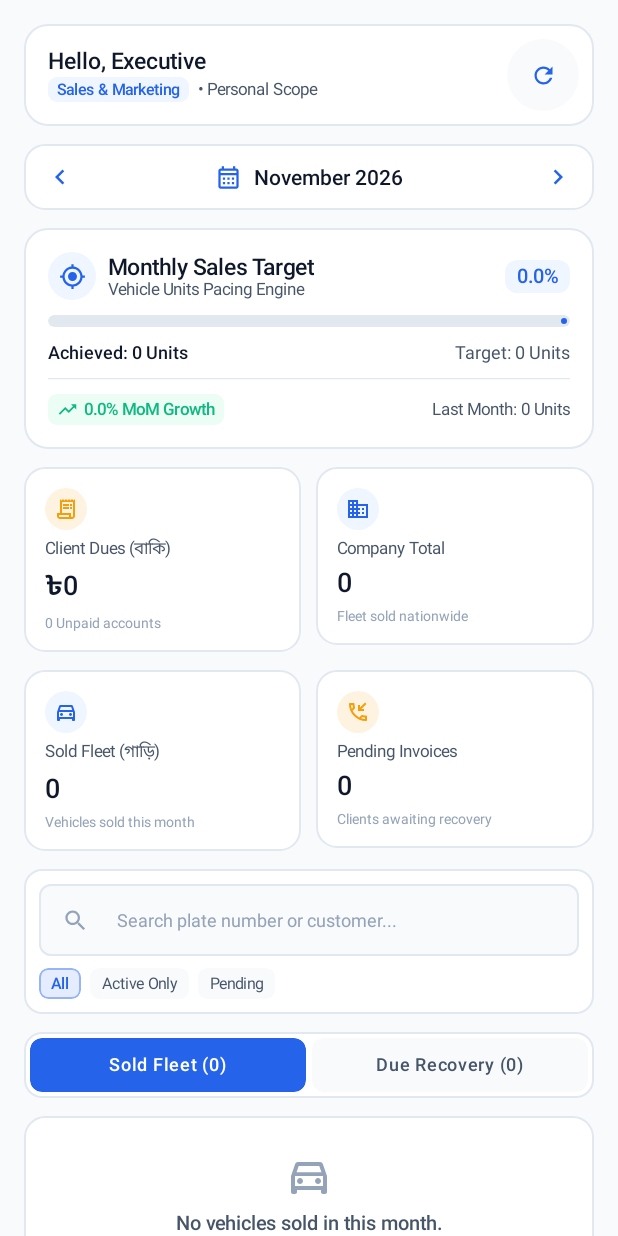
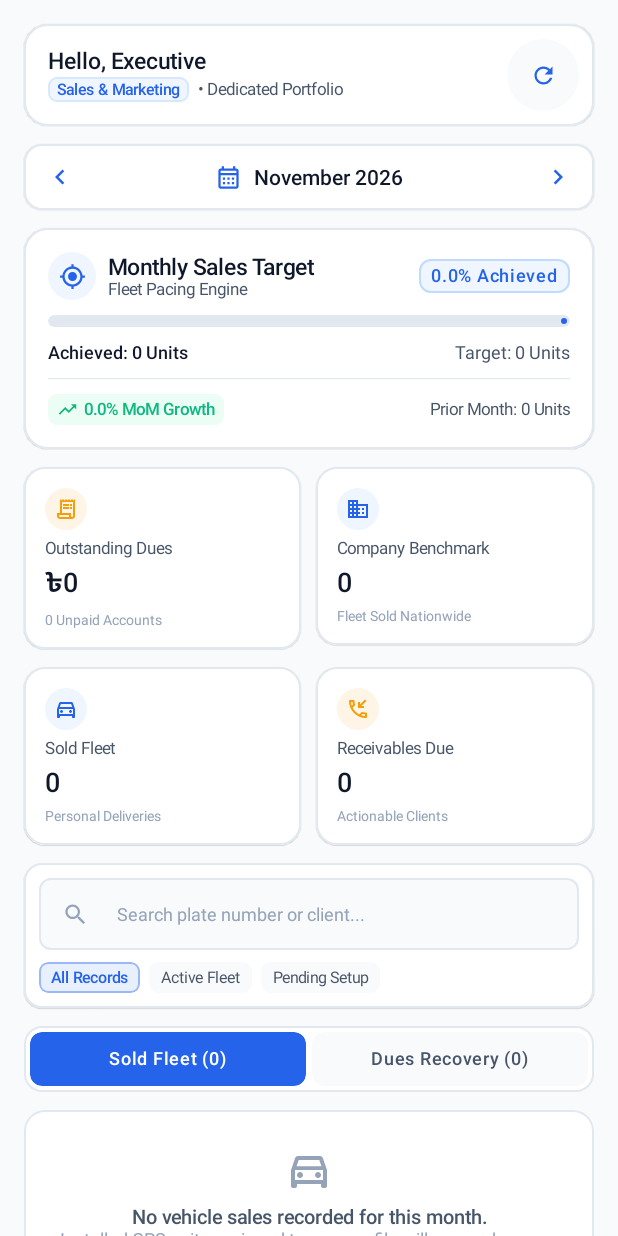
Before and after one commit to logicalfahim/mtrack-erp-app, an Android app built with Jetpack Compose: the composable SellerDashboardScreen shown on its own in the app's theme, on a phone screen of 412 x 824 dp. Run offline under Robolectric (Android 15) with nearby library versions, the phone set to English and light mode, and no system bars.

Commit message:
feat(ui): update sales screen to enterprise light mode with English terminology

```diff
--- a/app/src/main/java/com/mtrack/installer/ui/screens/SellerDashboardScreen.kt
+++ b/app/src/main/java/com/mtrack/installer/ui/screens/SellerDashboardScreen.kt
@@ -45,20 +45,20 @@ fun SellerDashboardScreen(
     val salesData = state.dashboardData?.salesDepartment
     val user = state.userProfile
 
-    // Tab state: 0 = Sold Fleet, 1 = Client Dues List
+    // Tab state: 0 = Sold Fleet, 1 = Dues Recovery
     var selectedTab by remember { mutableIntStateOf(0) }
 
-    // Instant Search query state for high-volume data optimization
+    // High-performance instant search state
     var searchQuery by remember { mutableStateOf("") }
 
-    // Filter pill state (0 = All, 1 = Active/High, 2 = Pending)
+    // Segmented filter pill state (0 = All, 1 = Active/High, 2 = Pending/Standard)
     var filterType by remember { mutableIntStateOf(0) }
 
-    // Current month string from API or fallback
+    // Selected month string from state
     val activeMonth = salesData?.month ?: SimpleDateFormat("yyyy-MM", Locale.US).format(Date())
 
     // -------------------------------------------------------------
-    // MEMOIZED HIGH-PERFORMANCE DATA FILTERING
+    // MEMOIZED ENTERPRISE DATA FILTERING PIPELINE
     // -------------------------------------------------------------
     val vehiclesList = salesData?.soldVehiclesList ?: emptyList()
     val duesList = salesData?.clientDuesList ?: emptyList()
@@ -91,8 +91,8 @@ fun SellerDashboardScreen(
                     d.invoiceNo.lowercase().contains(q)
 
             val matchFilter = when (filterType) {
-                1 -> d.dueAmount >= 5000.0 // High due
-                2 -> d.dueAmount < 5000.0  // Regular due
+                1 -> d.dueAmount >= 5000.0 // High priority due
+                2 -> d.dueAmount < 5000.0  // Standard due
                 else -> true
             }
             matchQuery && matchFilter
@@ -107,14 +107,14 @@ fun SellerDashboardScreen(
         verticalArrangement = Arrangement.spacedBy(12.dp),
         contentPadding = PaddingValues(top = 16.dp, bottom = 32.dp)
     ) {
-        // 1. Header Profile & Role Identity
+        // 1. Executive Identity Card
         item(key = "header_profile", contentType = "header") {
             Card(
                 modifier = Modifier.fillMaxWidth(),
                 shape = RoundedCornerShape(16.dp),
                 colors = CardDefaults.cardColors(containerColor = CardBackground),
                 border = CardDefaults.outlinedCardBorder().copy(brush = androidx.compose.ui.graphics.SolidColor(BorderSubtle)),
-                elevation = CardDefaults.cardElevation(defaultElevation = 0.dp)
+                elevation = CardDefaults.cardElevation(defaultElevation = 0.5.dp)
             ) {
                 Row(
                     modifier = Modifier
@@ -138,7 +138,8 @@ fun SellerDashboardScreen(
                         ) {
                             Surface(
                                 color = BrandBlueLight,
-                                shape = RoundedCornerShape(6.dp)
+                                shape = RoundedCornerShape(6.dp),
+                                border = CardDefaults.outlinedCardBorder().copy(brush = androidx.compose.ui.graphics.SolidColor(BrandBlueBorder.copy(alpha = 0.5f)))
                             ) {
                                 Text(
                                     text = user?.designation ?: "Sales & Marketing",
@@ -151,7 +152,7 @@ fun SellerDashboardScreen(
                                 )
                             }
                             Text(
-                                text = "• Personal Scope",
+                                text = "• Dedicated Portfolio",
                                 style = MaterialTheme.typography.labelSmall.copy(color = TextSecondary)
                             )
                         }
@@ -167,21 +168,21 @@ fun SellerDashboardScreen(
                         if (state.isLoading) {
                             CircularProgressIndicator(modifier = Modifier.size(16.dp), strokeWidth = 2.dp, color = BrandBluePrimary)
                         } else {
-                            Icon(imageVector = Icons.Outlined.Refresh, contentDescription = "Refresh", tint = BrandBluePrimary, modifier = Modifier.size(18.dp))
+                            Icon(imageVector = Icons.Outlined.Refresh, contentDescription = "Sync", tint = BrandBluePrimary, modifier = Modifier.size(18.dp))
                         }
                     }
                 }
             }
         }
 
-        // 2. Interactive Month Navigator Bar
+        // 2. Month Navigator Bar
         item(key = "month_navigator", contentType = "nav") {
             Card(
                 modifier = Modifier.fillMaxWidth(),
-                shape = RoundedCornerShape(14.dp),
+                shape = RoundedCornerShape(12.dp),
                 colors = CardDefaults.cardColors(containerColor = CardBackground),
                 border = CardDefaults.outlinedCardBorder().copy(brush = androidx.compose.ui.graphics.SolidColor(BorderSubtle)),
-                elevation = CardDefaults.cardElevation(defaultElevation = 0.dp)
+                elevation = CardDefaults.cardElevation(defaultElevation = 0.5.dp)
             ) {
                 Row(
                     modifier = Modifier
@@ -197,7 +198,7 @@ fun SellerDashboardScreen(
                         },
                         modifier = Modifier.size(32.dp)
                     ) {
-                        Icon(imageVector = Icons.Outlined.ChevronLeft, contentDescription = "Prev", tint = BrandBluePrimary, modifier = Modifier.size(20.dp))
+                        Icon(imageVector = Icons.Outlined.ChevronLeft, contentDescription = "Previous Month", tint = BrandBluePrimary, modifier = Modifier.size(20.dp))
                     }
 
                     Row(
@@ -222,7 +223,7 @@ fun SellerDashboardScreen(
                         },
                         modifier = Modifier.size(32.dp)
                     ) {
-                        Icon(imageVector = Icons.Outlined.ChevronRight, contentDescription = "Next", tint = BrandBluePrimary, modifier = Modifier.size(20.dp))
+                        Icon(imageVector = Icons.Outlined.ChevronRight, contentDescription = "Next Month", tint = BrandBluePrimary, modifier = Modifier.size(20.dp))
                     }
                 }
             }
@@ -235,7 +236,7 @@ fun SellerDashboardScreen(
                 shape = RoundedCornerShape(16.dp),
                 colors = CardDefaults.cardColors(containerColor = CardBackground),
                 border = CardDefaults.outlinedCardBorder().copy(brush = androidx.compose.ui.graphics.SolidColor(BorderSubtle)),
-                elevation = CardDefaults.cardElevation(defaultElevation = 0.dp)
+                elevation = CardDefaults.cardElevation(defaultElevation = 0.5.dp)
             ) {
                 Column(
                     modifier = Modifier.padding(16.dp),
@@ -262,7 +263,7 @@ fun SellerDashboardScreen(
                                     style = MaterialTheme.typography.titleMedium.copy(fontWeight = FontWeight.SemiBold, color = TextPrimary)
                                 )
                                 Text(
-                                    text = "Vehicle Units Pacing Engine",
+                                    text = "Fleet Pacing Engine",
                                     style = MaterialTheme.typography.labelSmall.copy(color = TextSecondary)
                                 )
                             }
@@ -270,12 +271,17 @@ fun SellerDashboardScreen(
 
                         Surface(
                             color = if ((salesData?.progressPercentage ?: 0f) >= 100f) EmeraldBg else BrandBlueLight,
-                            shape = RoundedCornerShape(8.dp)
+                            shape = RoundedCornerShape(8.dp),
+                            border = CardDefaults.outlinedCardBorder().copy(
+                                brush = androidx.compose.ui.graphics.SolidColor(
+                                    if ((salesData?.progressPercentage ?: 0f) >= 100f) EmeraldSuccess.copy(alpha = 0.3f) else BrandBlueBorder
+                                )
+                            )
                         ) {
                             Text(
-                                text = "${salesData?.progressPercentage ?: 0f}%",
+                                text = "${salesData?.progressPercentage ?: 0f}% Achieved",
                                 modifier = Modifier.padding(horizontal = 8.dp, vertical = 3.dp),
-                                style = MaterialTheme.typography.labelLarge.copy(
+                                style = MaterialTheme.typography.labelMedium.copy(
                                     color = if ((salesData?.progressPercentage ?: 0f) >= 100f) EmeraldSuccess else BrandBluePrimary,
                                     fontWeight = FontWeight.SemiBold
                                 )
@@ -312,7 +318,7 @@ fun SellerDashboardScreen(
 
                     HorizontalDivider(color = BorderSubtle, thickness = 0.8.dp)
 
-                    // MoM Growth Comparison Indicator
+                    // Month-over-Month Growth Indicator
                     val growth = salesData?.growthRate ?: 0f
                     val lastAchieved = salesData?.lastMonthAchieved ?: 0
                     Row(
@@ -321,7 +327,7 @@ fun SellerDashboardScreen(
                         verticalAlignment = Alignment.CenterVertically
                     ) {
                         val isPositive = growth >= 0f
-                        val badgeBg = if (isPositive) EmeraldBg else AmberWarning.copy(alpha = 0.12f)
+                        val badgeBg = if (isPositive) EmeraldBg else AmberWarning.copy(alpha = 0.1f)
                         val badgeColor = if (isPositive) EmeraldSuccess else AmberWarning
                         val icon = if (isPositive) Icons.Outlined.TrendingUp else Icons.Outlined.TrendingDown
 
@@ -347,7 +353,7 @@ fun SellerDashboardScreen(
                         }
 
                         Text(
-                            text = "Last Month: $lastAchieved Units",
+                            text = "Prior Month: $lastAchieved Units",
                             style = MaterialTheme.typography.labelSmall.copy(color = TextSecondary, fontSize = 11.sp)
                         )
                     }
@@ -355,31 +361,31 @@ fun SellerDashboardScreen(
             }
         }
 
-        // 4. Core Sales Performance Pillars (Client Dues & Company Sales)
+        // 4. Executive KPI Grid (Row 1: Outstanding Dues & Company Sales)
         item(key = "kpi_row_1", contentType = "kpi_row") {
             Row(
                 modifier = Modifier.fillMaxWidth(),
                 horizontalArrangement = Arrangement.spacedBy(10.dp)
             ) {
-                // Client Due Amount (বাকি)
+                // Outstanding Client Dues
                 KpiMetricCard(
                     modifier = Modifier
                         .weight(1f)
                         .clickable { selectedTab = 1 },
-                    title = "Client Dues (বাকি)",
+                    title = "Outstanding Dues",
                     value = "৳${numberFormatShort(salesData?.totalDueAmount ?: 0.0)}",
-                    subtitle = "${salesData?.clientDuesCount ?: 0} Unpaid accounts",
+                    subtitle = "${salesData?.clientDuesCount ?: 0} Unpaid Accounts",
                     icon = Icons.Outlined.ReceiptLong,
                     iconTint = AmberWarning,
-                    iconBg = AmberWarning.copy(alpha = 0.12f)
+                    iconBg = AmberWarning.copy(alpha = 0.1f)
                 )
 
-                // Company Total Sales (কোম্পানির মোট সেল)
+                // Company Total Sales Benchmark
                 KpiMetricCard(
                     modifier = Modifier.weight(1f),
-                    title = "Company Total",
+                    title = "Company Benchmark",
                     value = "${salesData?.companyTotalSales ?: 0}",
-                    subtitle = "Fleet sold nationwide",
+                    subtitle = "Fleet Sold Nationwide",
                     icon = Icons.Outlined.Domain,
                     iconTint = BrandBluePrimary,
                     iconBg = BrandBlueLight
@@ -387,7 +393,7 @@ fun SellerDashboardScreen(
             }
         }
 
-        // 5. Volume Counter Row (Sold Fleet Count vs Pending Dues)
+        // 5. Volume Metrics (Row 2: Personal Sold Fleet & Pending Recovery Invoices)
         item(key = "kpi_row_2", contentType = "kpi_row") {
             Row(
                 modifier = Modifier.fillMaxWidth(),
@@ -398,25 +404,25 @@ fun SellerDashboardScreen(
                     modifier = Modifier
                         .weight(1f)
                         .clickable { selectedTab = 0 },
-                    title = "Sold Fleet (গাড়ি)",
+                    title = "Sold Fleet",
                     value = "${salesData?.soldVehiclesCount ?: 0}",
-                    subtitle = "Vehicles sold this month",
+                    subtitle = "Personal Deliveries",
                     icon = Icons.Outlined.DirectionsCar,
                     iconTint = BrandBluePrimary,
                     iconBg = BrandBlueLight
                 )
 
-                // Pending Dues Count
+                // Pending Due Invoices Count
                 KpiMetricCard(
                     modifier = Modifier
                         .weight(1f)
                         .clickable { selectedTab = 1 },
-                    title = "Pending Invoices",
+                    title = "Receivables Due",
                     value = "${salesData?.clientDuesCount ?: 0}",
-                    subtitle = "Clients awaiting recovery",
+                    subtitle = "Actionable Clients",
                     icon = Icons.Outlined.PhoneCallback,
                     iconTint = AmberWarning,
-                    iconBg = AmberWarning.copy(alpha = 0.12f)
+                    iconBg = AmberWarning.copy(alpha = 0.1f)
                 )
             }
         }
@@ -427,7 +433,8 @@ fun SellerDashboardScreen(
                 modifier = Modifier.fillMaxWidth(),
                 shape = RoundedCornerShape(12.dp),
                 colors = CardDefaults.cardColors(containerColor = CardBackground),
-                border = CardDefaults.outlinedCardBorder().copy(brush = androidx.compose.ui.graphics.SolidColor(BorderSubtle))
+                border = CardDefaults.outlinedCardBorder().copy(brush = androidx.compose.ui.graphics.SolidColor(BorderSubtle)),
+                elevation = CardDefaults.cardElevation(defaultElevation = 0.5.dp)
             ) {
                 Column(modifier = Modifier.padding(10.dp), verticalArrangement = Arrangement.spacedBy(8.dp)) {
                     // Search Text Field
@@ -439,7 +446,7 @@ fun SellerDashboardScreen(
                             .height(48.dp),
                         placeholder = {
                             Text(
-                                text = if (selectedTab == 0) "Search plate number or customer..." else "Search due invoice or phone...",
+                                text = if (selectedTab == 0) "Search plate number or client..." else "Search due invoice or phone...",
                                 style = MaterialTheme.typography.bodySmall.copy(color = TextMuted, fontSize = 12.sp)
                             )
                         },
@@ -465,25 +472,25 @@ fun SellerDashboardScreen(
                         keyboardActions = KeyboardActions(onSearch = { focusManager.clearFocus() })
                     )
 
-                    // Filter Pills
+                    // Quick Filter Pills
                     Row(
                         modifier = Modifier.fillMaxWidth(),
                         horizontalArrangement = Arrangement.spacedBy(6.dp)
                     ) {
-                        FilterPill(title = "All", isSelected = filterType == 0, onClick = { filterType = 0 })
+                        FilterPill(title = "All Records", isSelected = filterType == 0, onClick = { filterType = 0 })
                         if (selectedTab == 0) {
-                            FilterPill(title = "Active Only", isSelected = filterType == 1, onClick = { filterType = 1 })
-                            FilterPill(title = "Pending", isSelected = filterType == 2, onClick = { filterType = 2 })
+                            FilterPill(title = "Active Fleet", isSelected = filterType == 1, onClick = { filterType = 1 })
+                            FilterPill(title = "Pending Setup", isSelected = filterType == 2, onClick = { filterType = 2 })
                         } else {
                             FilterPill(title = "High Dues (>৳5k)", isSelected = filterType == 1, onClick = { filterType = 1 })
-                            FilterPill(title = "Regular Dues", isSelected = filterType == 2, onClick = { filterType = 2 })
+                            FilterPill(title = "Standard Dues", isSelected = filterType == 2, onClick = { filterType = 2 })
                         }
                     }
                 }
             }
         }
 
-        // 7. Segmented Tab Control (Sold Fleet vs Due Recovery)
+        // 7. Segmented Tab Bar (Sold Fleet vs Dues Recovery)
         item(key = "tab_bar", contentType = "tab_control") {
             Surface(
                 modifier = Modifier.fillMaxWidth(),
@@ -509,7 +516,7 @@ fun SellerDashboardScreen(
 
                     TabPillButton(
                         modifier = Modifier.weight(1f),
-                        title = "Due Recovery (${filteredDues.size})",
+                        title = "Dues Recovery (${filteredDues.size})",
                         isSelected = selectedTab == 1,
                         onClick = {
                             selectedTab = 1
@@ -520,14 +527,14 @@ fun SellerDashboardScreen(
             }
         }
 
-        // 8. Dynamic List Section (Virtualized Lazy Items)
+        // 8. Virtualized Dynamic Lists
         if (selectedTab == 0) {
             // TAB 0: Sold Vehicles Fleet
             if (filteredVehicles.isEmpty()) {
                 item(key = "empty_fleet") {
                     EmptyStateCard(
-                        title = if (searchQuery.isNotEmpty()) "No vehicles match '$searchQuery'" else "No vehicles sold in this month.",
-                        subtitle = "When you sell a GPS tracker, the fleet unit will appear here instantly."
+                        title = if (searchQuery.isNotEmpty()) "No vehicles match '$searchQuery'" else "No vehicle sales recorded for this month.",
+                        subtitle = "Installed GPS units assigned to your profile will appear here automatically."
                     )
                 }
             } else {
@@ -544,8 +551,8 @@ fun SellerDashboardScreen(
             if (filteredDues.isEmpty()) {
                 item(key = "empty_dues") {
                     EmptyStateCard(
-                        title = if (searchQuery.isNotEmpty()) "No due records match '$searchQuery'" else "All client dues are fully recovered!",
-                        subtitle = "No outstanding invoices remain unpaid for your sold devices."
+                        title = if (searchQuery.isNotEmpty()) "No due invoices match '$searchQuery'" else "All client dues are fully settled!",
+                        subtitle = "There are no outstanding invoices for devices in your account."
                     )
                 }
             } else {
@@ -571,7 +578,7 @@ private fun FilterPill(
         modifier = Modifier
             .clip(RoundedCornerShape(6.dp))
             .clickable(onClick = onClick),
-        color = if (isSelected) BrandBluePrimary.copy(alpha = 0.12f) else SurfaceBackground,
+        color = if (isSelected) BrandBluePrimary.copy(alpha = 0.1f) else SurfaceBackground,
         shape = RoundedCornerShape(6.dp),
         border = if (isSelected) CardDefaults.outlinedCardBorder().copy(brush = androidx.compose.ui.graphics.SolidColor(BrandBluePrimary.copy(alpha = 0.4f))) else null
     ) {
@@ -632,7 +639,7 @@ private fun KpiMetricCard(
         shape = RoundedCornerShape(14.dp),
         colors = CardDefaults.cardColors(containerColor = CardBackground),
         border = CardDefaults.outlinedCardBorder().copy(brush = androidx.compose.ui.graphics.SolidColor(BorderSubtle)),
-        elevation = CardDefaults.cardElevation(defaultElevation = 0.dp)
+        elevation = CardDefaults.cardElevation(defaultElevation = 0.5.dp)
     ) {
         Column(
             modifier = Modifier.padding(14.dp),
@@ -676,7 +683,8 @@ private fun EmptyStateCard(
         modifier = Modifier.fillMaxWidth(),
         shape = RoundedCornerShape(14.dp),
         colors = CardDefaults.cardColors(containerColor = CardBackground),
-        border = CardDefaults.outlinedCardBorder().copy(brush = androidx.compose.ui.graphics.SolidColor(BorderSubtle))
+        border = CardDefaults.outlinedCardBorder().copy(brush = androidx.compose.ui.graphics.SolidColor(BorderSubtle)),
+        elevation = CardDefaults.cardElevation(defaultElevation = 0.dp)
     ) {
         Column(
             modifier = Modifier
@@ -708,7 +716,7 @@ private fun SoldVehicleRowItem(
         shape = RoundedCornerShape(12.dp),
         colors = CardDefaults.cardColors(containerColor = CardBackground),
         border = CardDefaults.outlinedCardBorder().copy(brush = androidx.compose.ui.graphics.SolidColor(BorderSubtle)),
-        elevation = CardDefaults.cardElevation(defaultElevation = 0.dp)
+        elevation = CardDefaults.cardElevation(defaultElevation = 0.5.dp)
     ) {
         Column(
             modifier = Modifier.padding(14.dp),
@@ -738,7 +746,7 @@ private fun SoldVehicleRowItem(
 
                 val isAct = vehicle.status?.lowercase() == "active"
                 Surface(
-                    color = if (isAct) EmeraldBg else AmberWarning.copy(alpha = 0.12f),
+                    color = if (isAct) EmeraldBg else AmberWarning.copy(alpha = 0.1f),
                     shape = RoundedCornerShape(6.dp)
                 ) {
                     Text(
@@ -760,7 +768,7 @@ private fun SoldVehicleRowItem(
             ) {
                 Column(modifier = Modifier.weight(1f)) {
                     Text(
-                        text = vehicle.customerName ?: "Customer",
+                        text = vehicle.customerName ?: "Client",
                         style = MaterialTheme.typography.bodyMedium.copy(
                             fontWeight = FontWeight.Medium,
                             color = TextPrimary
@@ -783,7 +791,7 @@ private fun SoldVehicleRowItem(
                         },
                         modifier = Modifier.size(32.dp)
                     ) {
-                        Icon(imageVector = Icons.Outlined.Phone, contentDescription = "Call Customer", tint = BrandBluePrimary, modifier = Modifier.size(16.dp))
+                        Icon(imageVector = Icons.Outlined.Phone, contentDescription = "Call Client", tint = BrandBluePrimary, modifier = Modifier.size(16.dp))
                     }
                 }
             }
@@ -801,7 +809,7 @@ private fun ClientDueRowItem(
         shape = RoundedCornerShape(12.dp),
         colors = CardDefaults.cardColors(containerColor = CardBackground),
         border = CardDefaults.outlinedCardBorder().copy(brush = androidx.compose.ui.graphics.SolidColor(BorderSubtle)),
-        elevation = CardDefaults.cardElevation(defaultElevation = 0.dp)
+        elevation = CardDefaults.cardElevation(defaultElevation = 0.5.dp)
     ) {
         Column(
             modifier = Modifier.padding(14.dp),
@@ -853,7 +861,7 @@ private fun ClientDueRowItem(
                         )
                     )
                     Text(
-                        text = "${due.vehicleName ?: "Device"} • Invoice: ${due.invoiceDate?.take(10) ?: "N/A"}",
+                        text = "${due.vehicleName ?: "Device"} • Date: ${due.invoiceDate?.take(10) ?: "N/A"}",
                         style = MaterialTheme.typography.bodySmall.copy(
                             color = TextSecondary,
                             fontSize = 11.5.sp
@@ -888,7 +896,7 @@ private fun ClientDueRowItem(
                 verticalAlignment = Alignment.CenterVertically
             ) {
                 Text(
-                    text = if (!due.customerPhone.isNullOrBlank()) "Phone: ${due.customerPhone}" else "No phone attached",
+                    text = if (!due.customerPhone.isNullOrBlank()) "Phone: ${due.customerPhone}" else "No phone on record",
                     style = MaterialTheme.typography.bodySmall.copy(
                         color = TextSecondary,
                         fontSize = 11.5.sp
@@ -912,7 +920,7 @@ private fun ClientDueRowItem(
                         ) {
                             Icon(imageVector = Icons.Outlined.Phone, contentDescription = null, tint = CardBackground, modifier = Modifier.size(14.dp))
                             Text(
-                                text = "Call Customer (কল করুন)",
+                                text = "Call Client",
                                 style = MaterialTheme.typography.labelMedium.copy(
                                     color = CardBackground,
                                     fontWeight = FontWeight.Medium,
```
